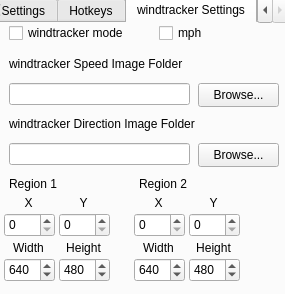
Above: res/settings.ui from vncz14/AutoSplit before the change. Below: the same form after it.
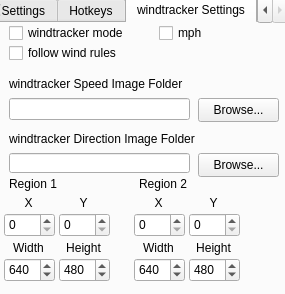
That is the form after the change. The open tabs and pages were chosen to show the change. Icons and pictures are not drawn.

Commit message: better speed images / follow wind rules setting

```diff
--- a/res/settings.ui
+++ b/res/settings.ui
@@ -857,7 +857,7 @@
      <property name="geometry">
       <rect>
        <x>10</x>
-       <y>30</y>
+       <y>50</y>
        <width>231</width>
        <height>21</height>
       </rect>
@@ -870,7 +870,7 @@
      <property name="geometry">
       <rect>
        <x>199</x>
-       <y>60</y>
+       <y>75</y>
        <width>81</width>
        <height>24</height>
       </rect>
@@ -886,7 +886,7 @@
      <property name="geometry">
       <rect>
        <x>10</x>
-       <y>60</y>
+       <y>75</y>
        <width>181</width>
        <height>22</height>
       </rect>
@@ -899,7 +899,7 @@
      <property name="geometry">
       <rect>
        <x>10</x>
-       <y>90</y>
+       <y>105</y>
        <width>261</width>
        <height>21</height>
       </rect>
@@ -912,7 +912,7 @@
      <property name="geometry">
       <rect>
        <x>199</x>
-       <y>120</y>
+       <y>130</y>
        <width>81</width>
        <height>24</height>
       </rect>
@@ -928,9 +928,9 @@
      <property name="geometry">
       <rect>
        <x>10</x>
-       <y>120</y>
+       <y>130</y>
        <width>181</width>
-       <height>22</height>
+       <height>20</height>
       </rect>
      </property>
      <property name="readOnly">
@@ -1292,6 +1292,19 @@
       <string>mph</string>
      </property>
     </widget>
+    <widget class="QCheckBox" name="windtracker_follow_wind_rules_checkbox">
+     <property name="geometry">
+      <rect>
+       <x>10</x>
+       <y>20</y>
+       <width>161</width>
+       <height>20</height>
+      </rect>
+     </property>
+     <property name="text">
+      <string>follow wind rules</string>
+     </property>
+    </widget>
    </widget>
 
 
```
Left out of the diff: 8 changed lines with no effect on the pictures. The commit also changes 33 other files.
